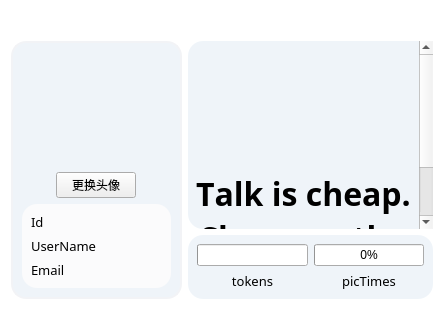
Before: the Qt Designer form Templates/user_info.ui in thetheorange/AiProject, drawn with Qt 5.
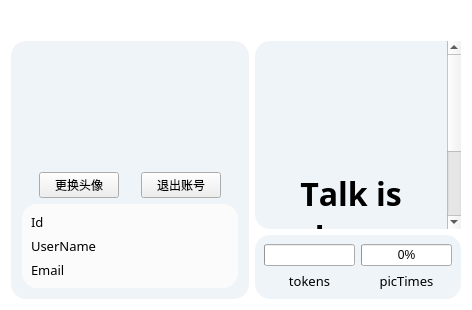
After: the same form once the commit is applied. Custom widgets are drawn as their Qt base class.

Commit message: style: 格式化代码

```diff
--- a/Templates/user_info.ui
+++ b/Templates/user_info.ui
@@ -6,7 +6,7 @@
    <rect>
     <x>0</x>
     <y>0</y>
-    <width>444</width>
+    <width>472</width>
     <height>310</height>
    </rect>
   </property>
@@ -154,6 +154,26 @@
               </property>
              </widget>
             </item>
+            <item>
+             <spacer name="horizontalSpacer_6">
+              <property name="orientation">
+               <enum>Qt::Horizontal</enum>
+              </property>
+              <property name="sizeHint" stdset="0">
+               <size>
+                <width>40</width>
+                <height>20</height>
+               </size>
+              </property>
+             </spacer>
+            </item>
+            <item>
+             <widget class="PushButton" name="log_out_button">
+              <property name="text">
+               <string>退出账号</string>
+              </property>
+             </widget>
+            </item>
             <item>
              <spacer name="horizontalSpacer_5">
               <property name="orientation">
```
The commit also changes 1 other file.
